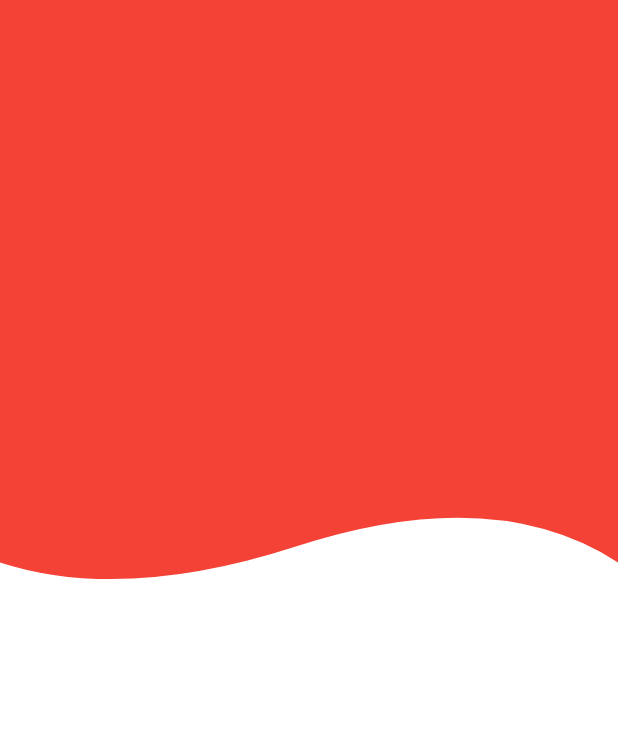
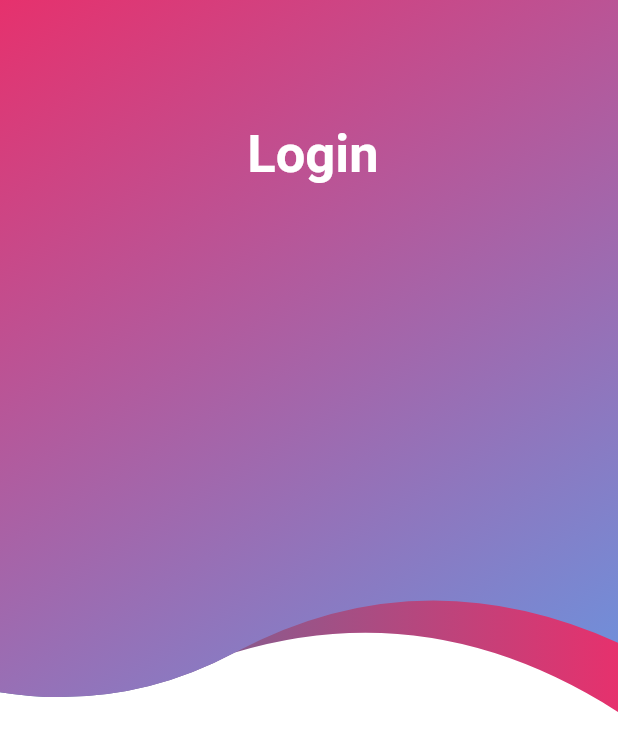
Before and after one commit to PrabeshPP/Sneakers-Shop, a Flutter app: the screen it shows after launch, on a phone screen of 412 x 824 dp. Shown: the top 751 px of the screen. Run offline on Flutter 3.47's test engine with Material 2 defaults, Android fonts, the phone set to English and light mode, and no system bars; our stand-ins replace bloc, equatable, flutter_bloc, google_fonts, shared_preferences.

Commit message:
Designing Login Page

```diff
--- a/sneakers/lib/view/widgets/UI/login_ui.dart
+++ b/sneakers/lib/view/widgets/UI/login_ui.dart
@@ -17,13 +17,23 @@ class LoginUi extends StatelessWidget {
            height: size.height,
            width: size.width,
 
+
          ),
-        //  const Positioned(
-        //    right: 0,
-        //    child:BigClipper()),
+         const Positioned(
+           right: 0,
+           child:BigClipper()),
          const Positioned(
            right: 0,
            child:LeftClipper()),
+
+            Positioned(
+             top: size.height*0.1,
+             left: size.width*0.4
+             ,child: const Text("Login",
+           style: TextStyle(color: Colors.white,
+           fontSize: 35,
+           fontWeight: FontWeight.bold),
+           ))
 
 
         ],
--- a/sneakers/lib/view/widgets/clipper/big_clipper.dart
+++ b/sneakers/lib/view/widgets/clipper/big_clipper.dart
@@ -8,10 +8,13 @@ class BigClipper extends StatelessWidget {
     var size = MediaQuery.of(context).size;
     return ClipPath(
       child: Container(
-        height: size.height * 0.65,
+        height: size.height * 0.8,
         width: size.width,
         decoration:
-            const BoxDecoration(color: Colors.purple),
+            const BoxDecoration(
+              gradient: LinearGradient(colors:  [Color.fromARGB(255, 82, 116, 161),Color.fromARGB(255, 230, 49, 109),],
+          )
+            ),
       ),
       clipper: MyCustomClipper(),
     );
@@ -23,12 +26,12 @@ class MyCustomClipper extends CustomClipper<Path> {
   Path getClip(Size size) {
     Path path = Path();
     path.lineTo(0, size.height * 0.7);
-    Offset firstControlPoint = Offset(size.width * 0.2, size.height * 0.73);
-    Offset firstEndPoint = Offset(size.width * 0.23, size.height * 0.68);
+    Offset firstControlPoint = Offset(size.width * 0.2, size.height * 0.72);
+    Offset firstEndPoint = Offset(size.width * 0.38, size.height * 0.66);
     path.quadraticBezierTo(firstControlPoint.dx, firstControlPoint.dy,
         firstEndPoint.dx, firstEndPoint.dy);
-    Offset secondControlPoint = Offset(size.width * 0.8, size.height * 0.7);
-    Offset secondEndPoint = Offset(size.width, size.height * 0.79);
+    Offset secondControlPoint = Offset(size.width * 0.7, size.height * 0.60);
+    Offset secondEndPoint = Offset(size.width, size.height * 0.72);
     path.quadraticBezierTo(secondControlPoint.dx, secondControlPoint.dy,
         secondEndPoint.dx, secondEndPoint.dy);
     path.lineTo(size.width, 0);
--- a/sneakers/lib/view/widgets/clipper/small_clipper.dart
+++ b/sneakers/lib/view/widgets/clipper/small_clipper.dart
@@ -8,9 +8,13 @@ class LeftClipper extends StatelessWidget {
     var size = MediaQuery.of(context).size;
     return ClipPath(
       child: Container(
-        height: size.height * 0.65,
+        height: size.height * 0.8,
         width: size.width,
-        decoration: const BoxDecoration(color: Colors.red),
+        decoration: const BoxDecoration(
+          gradient: LinearGradient(colors:  [Color.fromARGB(255, 230, 49, 109),Color.fromARGB(255, 74, 173, 253)],
+          begin: Alignment.topLeft,
+          end: Alignment.bottomRight)
+        ),
       ),
       clipper: MyCustomClipper(),
     );
@@ -22,12 +26,12 @@ class MyCustomClipper extends CustomClipper<Path> {
   Path getClip(Size size) {
     Path path = Path();
     path.lineTo(0, size.height * 0.7);
-    Offset firstControlPoint = Offset(size.width * 0.2, size.height * 0.75);
-    Offset firstEndPoint = Offset(size.width * 0.48, size.height * 0.68);
+    Offset firstControlPoint = Offset(size.width * 0.2, size.height * 0.72);
+    Offset firstEndPoint = Offset(size.width * 0.38, size.height * 0.66);
     path.quadraticBezierTo(firstControlPoint.dx, firstControlPoint.dy,
         firstEndPoint.dx, firstEndPoint.dy);
-    Offset secondControlPoint = Offset(size.width * 0.8, size.height * 0.6);
-    Offset secondEndPoint = Offset(size.width, size.height * 0.7);
+    Offset secondControlPoint = Offset(size.width * 0.68, size.height * 0.56);
+    Offset secondEndPoint = Offset(size.width, size.height * 0.65);
     path.quadraticBezierTo(secondControlPoint.dx, secondControlPoint.dy,
         secondEndPoint.dx, secondEndPoint.dy);
     path.lineTo(size.width, 0);
```
